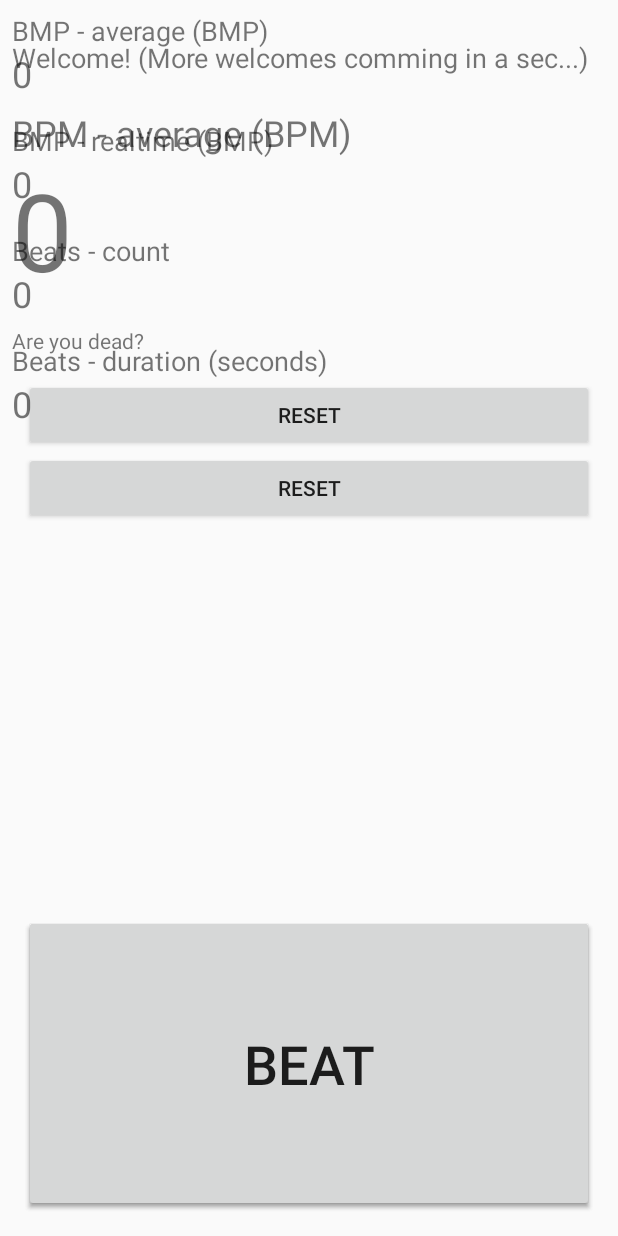
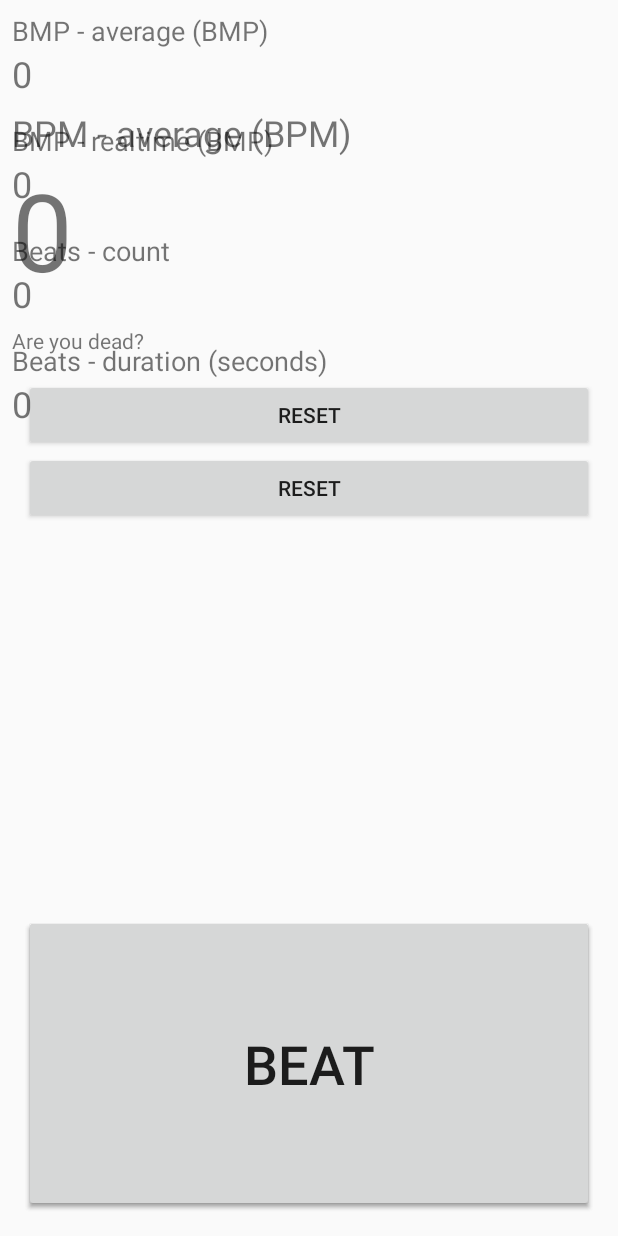
Before and after one commit to ksandom/beatPulse, an Android app: the layout activity_main.xml on its own in the app's theme, with its tools: preview values and no code run, on a phone screen of 412 x 824 dp. Run offline under Robolectric (Android 15) with nearby library versions, the phone set to English and light mode, and no system bars.

Commit message:
Fixed some layout warnings.

```diff
--- a/app/src/main/res/layout/activity_main.xml
+++ b/app/src/main/res/layout/activity_main.xml
@@ -56,7 +56,6 @@
                                 android:layout_width="wrap_content"
                                 android:layout_height="wrap_content"
                                 android:layout_marginTop="18dp"
-                                android:text="Welcome! (More welcomes comming in a sec...)"
                                 android:textSize="18sp"
                                 app:layout_constraintLeft_toLeftOf="parent"
                                 app:layout_constraintRight_toRightOf="parent"
@@ -77,9 +76,8 @@
                     <ScrollView
                         app:layout_constraintTop_toTopOf="parent"
                         android:layout_width="match_parent"
-                        android:layout_height="0dp"
-                        android:layout_weight="1"
-                        android:layout_above="@+id/beat2">
+                        android:layout_height="0sp"
+                        android:layout_weight="1">
 
                         <LinearLayout
                             android:layout_width="match_parent"
@@ -89,9 +87,9 @@
                                 android:id="@+id/beatsSimpleTitle"
                                 android:layout_width="wrap_content"
                                 android:layout_height="wrap_content"
-                                android:layout_marginTop="64dp"
+                                android:layout_marginTop="64sp"
                                 android:text="BPM - average (BPM)"
-                                android:textSize="24dp"
+                                android:textSize="24sp"
                                 app:layout_constraintLeft_toLeftOf="parent"
                                 app:layout_constraintRight_toRightOf="parent"
                                 app:layout_constraintTop_toTopOf="parent" />
@@ -99,7 +97,7 @@
                                 android:id="@+id/beatsSimple"
                                 android:layout_width="wrap_content"
                                 android:layout_height="wrap_content"
-                                android:layout_marginTop="0dp"
+                                android:layout_marginTop="0sp"
                                 android:text="0"
                                 android:textSize="72sp"
                                 app:layout_constraintLeft_toLeftOf="parent"
@@ -110,7 +108,7 @@
                                 android:id="@+id/comment"
                                 android:layout_width="wrap_content"
                                 android:layout_height="wrap_content"
-                                android:layout_marginTop="16dp"
+                                android:layout_marginTop="16sp"
                                 android:text="Are you dead?"
                                 app:layout_constraintLeft_toLeftOf="parent"
                                 app:layout_constraintRight_toRightOf="parent"
@@ -120,10 +118,10 @@
                                 android:id="@+id/reset1"
                                 android:layout_height="wrap_content"
                                 android:layout_width="match_parent"
-                                android:layout_marginBottom="8dp"
-                                android:layout_marginLeft="8dp"
-                                android:layout_marginRight="8dp"
-                                android:layout_marginTop="16dp"
+                                android:layout_marginBottom="8sp"
+                                android:layout_marginLeft="8sp"
+                                android:layout_marginRight="8sp"
+                                android:layout_marginTop="16sp"
                                 android:text="Reset"
                                 app:layout_constraintTop_toBottomOf="@+id/comment" />
 
@@ -139,17 +137,17 @@
                         <Button
                             android:id="@+id/beat1"
                             android:layout_width="match_parent"
-                            android:layout_height="198dp"
-                            android:layout_marginBottom="8dp"
-                            android:layout_marginLeft="8dp"
-                            android:layout_marginRight="8dp"
-                            android:layout_marginTop="8dp"
+                            android:layout_height="198sp"
+                            android:layout_marginBottom="8sp"
+                            android:layout_marginLeft="8sp"
+                            android:layout_marginRight="8sp"
+                            android:layout_marginTop="8sp"
                             android:text="Beat"
                             android:textSize="36sp"
                             app:layout_constraintLeft_toLeftOf="parent"
                             app:layout_constraintRight_toRightOf="parent"
                             app:layout_constraintBottom_toBottomOf="parent"
-                            tools:layout_editor_absoluteY="298dp" />
+                            tools:layout_editor_absoluteY="298sp" />
                     </RelativeLayout>
 
                 </LinearLayout>
@@ -163,9 +161,8 @@
                     <ScrollView
                         app:layout_constraintTop_toTopOf="parent"
                         android:layout_width="match_parent"
-                        android:layout_height="0dp"
-                        android:layout_weight="1"
-                        android:layout_above="@+id/beat2">
+                        android:layout_height="0sp"
+                        android:layout_weight="1">
 
                         <LinearLayout
                             android:layout_width="match_parent"
@@ -176,9 +173,9 @@
                                 android:id="@+id/beatAverageTitle"
                                 android:layout_width="wrap_content"
                                 android:layout_height="wrap_content"
-                                android:layout_marginTop="0dp"
+                                android:layout_marginTop="0sp"
                                 android:text="BMP - average (BMP)"
-                                android:textSize="18dp"
+                                android:textSize="18sp"
                                 app:layout_constraintLeft_toLeftOf="parent"
                                 app:layout_constraintRight_toRightOf="parent"
                                 app:layout_constraintTop_toBottomOf="parent" />
@@ -187,9 +184,9 @@
                                 android:id="@+id/beatAverage"
                                 android:layout_width="wrap_content"
                                 android:layout_height="wrap_content"
-                                android:layout_marginTop="0dp"
+                                android:layout_marginTop="0sp"
                                 android:text="0"
-                                android:textSize="24dp"
+                                android:textSize="24sp"
                                 app:layout_constraintLeft_toLeftOf="parent"
                                 app:layout_constraintRight_toRightOf="parent"
                                 app:layout_constraintTop_toBottomOf="@+id/beatAverageTitle" />
@@ -198,9 +195,9 @@
                                 android:id="@+id/beatsRealtimeTitle"
                                 android:layout_width="wrap_content"
                                 android:layout_height="wrap_content"
-                                android:layout_marginTop="16dp"
+                                android:layout_marginTop="16sp"
                                 android:text="BMP - realtime (BMP)"
-                                android:textSize="18dp"
+                                android:textSize="18sp"
                                 app:layout_constraintLeft_toLeftOf="parent"
                                 app:layout_constraintRight_toRightOf="parent"
                                 app:layout_constraintTop_toBottomOf="@+id/beatAverage" />
@@ -209,9 +206,9 @@
                                 android:id="@+id/beatsRealtime2"
                                 android:layout_width="wrap_content"
                                 android:layout_height="wrap_content"
-                                android:layout_marginTop="0dp"
+                                android:layout_marginTop="0sp"
                                 android:text="0"
-                                android:textSize="24dp"
+                                android:textSize="24sp"
                                 app:layout_constraintLeft_toLeftOf="parent"
                                 app:layout_constraintRight_toRightOf="parent"
                                 app:layout_constraintTop_toBottomOf="@+id/beatAverageTitle" />
@@ -220,9 +217,9 @@
                                 android:id="@+id/beatsCountTitle"
                                 android:layout_width="wrap_content"
                                 android:layout_height="wrap_content"
-                                android:layout_marginTop="16dp"
+                                android:layout_marginTop="16sp"
                                 android:text="Beats - count"
-                                android:textSize="18dp"
+                                android:textSize="18sp"
                                 app:layout_constraintLeft_toLeftOf="parent"
                                 app:layout_constraintRight_toRightOf="parent"
                                 app:layout_constraintTop_toBottomOf="@+id/beatRealtime" />
@@ -231,9 +228,9 @@
                                 android:id="@+id/beatsCount"
                                 android:layout_width="wrap_content"
                                 android:layout_height="wrap_content"
-                                android:layout_marginTop="0dp"
+                                android:layout_marginTop="0sp"
                                 android:text="0"
-                                android:textSize="24dp"
+                                android:textSize="24sp"
                                 app:layout_constraintLeft_toLeftOf="parent"
                                 app:layout_constraintRight_toRightOf="parent"
                                 app:layout_constraintTop_toBottomOf="@+id/beatsTitle" />
@@ -242,9 +239,9 @@
                                 android:id="@+id/beatsDurationTitle"
                                 android:layout_width="wrap_content"
                                 android:layout_height="wrap_content"
-                                android:layout_marginTop="16dp"
+                                android:layout_marginTop="16sp"
                                 android:text="Beats - duration (seconds)"
-                                android:textSize="18dp"
+                                android:textSize="18sp"
                                 app:layout_constraintLeft_toLeftOf="parent"
                                 app:layout_constraintRight_toRightOf="parent"
                                 app:layout_constraintTop_toBottomOf="@+id/beats2" />
@@ -253,9 +250,9 @@
                                 android:id="@+id/beatsDuration"
                                 android:layout_width="wrap_content"
                                 android:layout_height="wrap_content"
-                                android:layout_marginTop="0dp"
+                                android:layout_marginTop="0sp"
                                 android:text="0"
-                                android:textSize="24dp"
+                                android:textSize="24sp"
                                 app:layout_constraintLeft_toLeftOf="parent"
                                 app:layout_constraintRight_toRightOf="parent"
                                 app:layout_constraintTop_toBottomOf="@+id/durationTitle" />
@@ -264,10 +261,10 @@
                                 android:id="@+id/reset2"
                                 android:layout_height="wrap_content"
                                 android:layout_width="match_parent"
-                                android:layout_marginBottom="8dp"
-                                android:layout_marginLeft="8dp"
-                                android:layout_marginRight="8dp"
-                                android:layout_marginTop="16dp"
+                                android:layout_marginBottom="8sp"
+                                android:layout_marginLeft="8sp"
+                                android:layout_marginRight="8sp"
+                                android:layout_marginTop="16sp"
                                 android:text="Reset"
                                 app:layout_constraintTop_toBottomOf="@+id/beatsDuration" />
 
@@ -280,11 +277,11 @@
                         <Button
                             android:id="@+id/beat2"
                             android:layout_width="match_parent"
-                            android:layout_height="198dp"
-                            android:layout_marginBottom="8dp"
-                            android:layout_marginLeft="8dp"
-                            android:layout_marginRight="8dp"
-                            android:layout_marginTop="16dp"
+                            android:layout_height="198sp"
+                            android:layout_marginBottom="8sp"
+                            android:layout_marginLeft="8sp"
+                            android:layout_marginRight="8sp"
+                            android:layout_marginTop="16sp"
                             android:text="Beat"
                             android:textSize="36sp"
                             app:layout_constraintBottom_toBottomOf="parent" />
```
